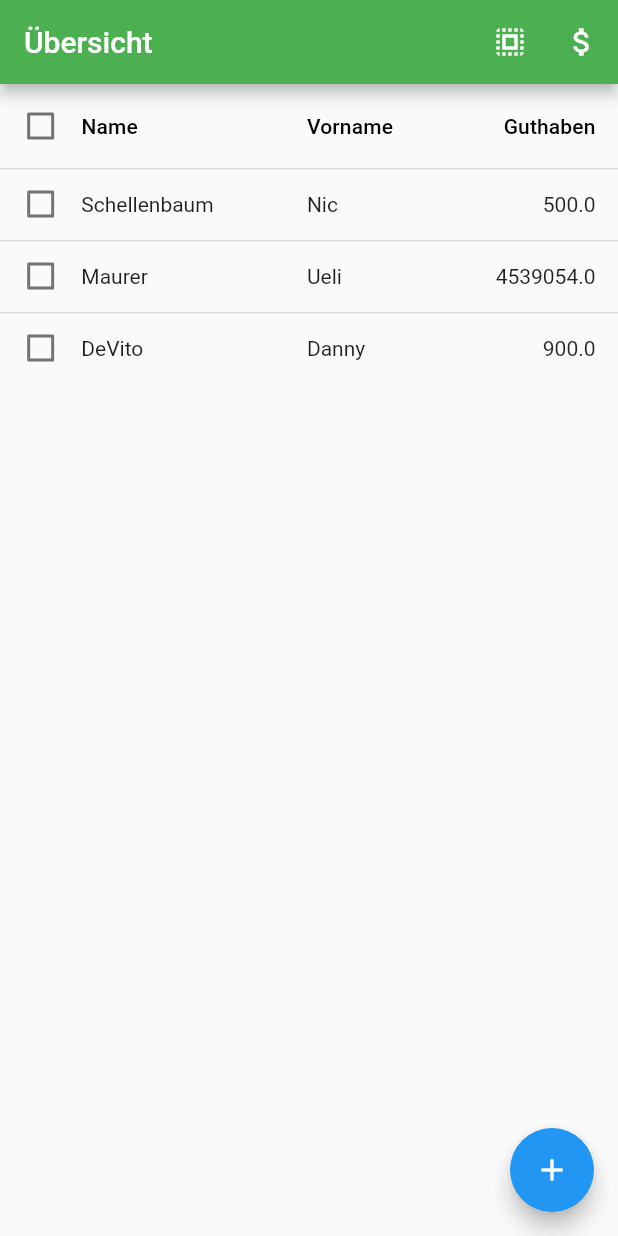
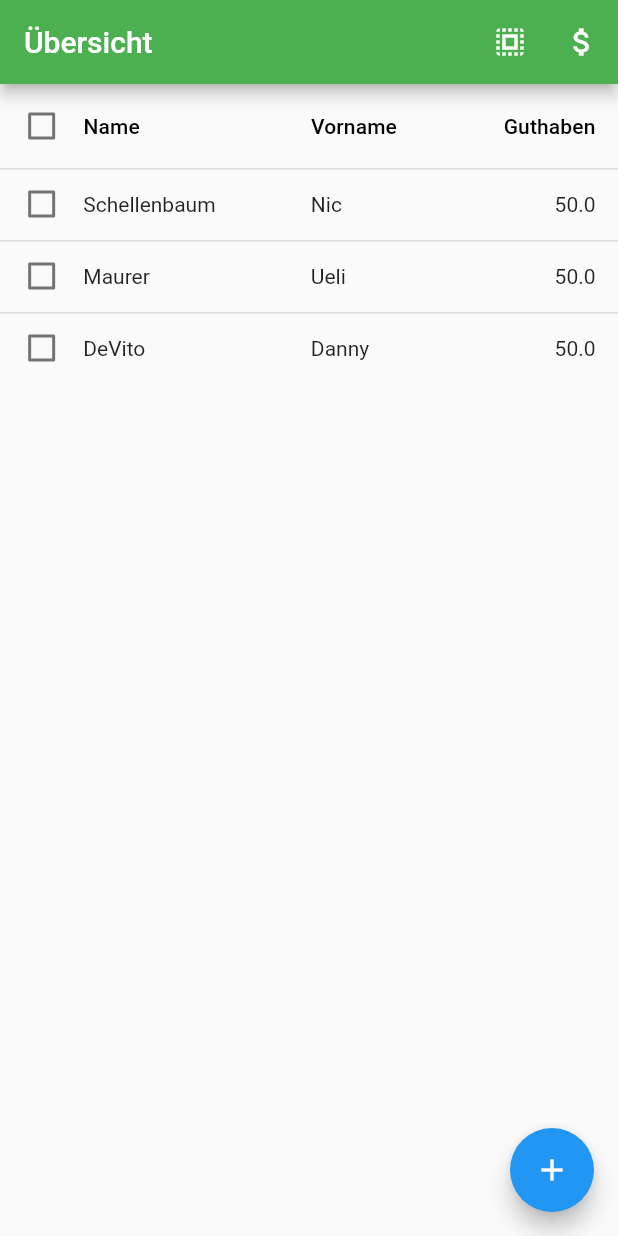
Before and after one commit to Snickers03/KlassenkassenM_Mobile, a Flutter app: the screen it shows after launch, on a phone screen of 412 x 824 dp. Run offline on Flutter 3.47's test engine with Material 2 defaults, Android fonts, the phone set to English and light mode, and no system bars.

Commit message:
balance change, date format

```diff
--- a/lib/main.dart
+++ b/lib/main.dart
@@ -6,6 +6,6 @@ void main() => runApp(MaterialApp(
   initialRoute: '/home',
       routes: {
         '/home': (context) => Home(),
-        '/pay_table': (context) => PayTable(),
+        '/pay_table': (context) => PayTable(stud: null,),
       },
 ));
--- a/lib/pages/home.dart
+++ b/lib/pages/home.dart
@@ -15,9 +15,9 @@ class Home extends StatefulWidget {
 
 class _HomeState extends State<Home> {
   List<Student> students = [
-    Student(name: "Schellenbaum", vorname: "Nic", balance: 500),
-    Student(name: "Maurer", vorname: "Ueli", balance: 4539054),
-    Student(name: "DeVito", vorname: "Danny", balance: 900),
+    Student(name: "Schellenbaum", vorname: "Nic", balance: 50),
+    Student(name: "Maurer", vorname: "Ueli", balance: 50),
+    Student(name: "DeVito", vorname: "Danny", balance: 50),
   ];
 
   List<Student> selection = [];
@@ -141,9 +141,7 @@ class _HomeState extends State<Home> {
                 hintText: "Betrag",
               ),
               keyboardType: TextInputType.number,
-              /*inputFormatters: <TextInputFormatter>[
-                WhitelistingTextInputFormatter.digitsOnly
-              ],*/
+              /*inputFormatters: <DecimalTextInputFormatter()*/
               onSaved: (input) => amount = double.parse(input),
             ),
             RaisedButton(
@@ -176,7 +174,9 @@ class _HomeState extends State<Home> {
         for (int i = 0; i < selection.length; i++) {
           selection[i]
               .payments
-              .add(Payment(date: "datum", reason: reason, amount: amount));
+              .add(Payment(date: DateTime.now(), reason: reason, amount: amount));
+
+          selection[i].balance += amount;
         }
       });
     }
--- a/lib/pages/pay_table.dart
+++ b/lib/pages/pay_table.dart
@@ -1,5 +1,6 @@
 import 'package:flutter/material.dart';
 import 'package:klassenk_mobile/student.dart';
+import 'package:intl/intl.dart';
 
 class PayTable extends StatefulWidget {
   final Student stud;
@@ -11,9 +12,11 @@ class PayTable extends StatefulWidget {
 
 class _PayTableState extends State<PayTable> {
 
+  var form = DateFormat('dd.MM.yy');
+
   DataRow payRow(payment) {
     return DataRow(cells: [
-      DataCell(Text(payment.date)),
+      DataCell(Text(form.format(payment.date))),
       DataCell(Text(payment.reason)),
       DataCell(Text(payment.amount.toString())),
     ]);
--- a/lib/payment.dart
+++ b/lib/payment.dart
@@ -1,5 +1,5 @@
 class Payment {
-  String date;
+  DateTime date;
   String reason;
   double amount;
 
--- a/lib/student.dart
+++ b/lib/student.dart
@@ -10,6 +10,6 @@ class Student {
   Student( {this.name, this.vorname, this.balance} );
 
   List<Payment> payments = [
-    Payment(date: "18.01.20", reason: "Beispiel", amount: 50),
+    Payment(date: DateTime.utc(2018, 5, 3), reason: "Beispiel", amount: 50),
   ];
 }
--- a/pubspec.yaml
+++ b/pubspec.yaml
@@ -19,6 +19,7 @@ environment:
 dependencies:
   flutter:
     sdk: flutter
+  intl: ^0.16.1
 
   # The following adds the Cupertino Icons font to your application.
   # Use with the CupertinoIcons class for iOS style icons.
```
Also changed, not shown: pubspec.lock.
